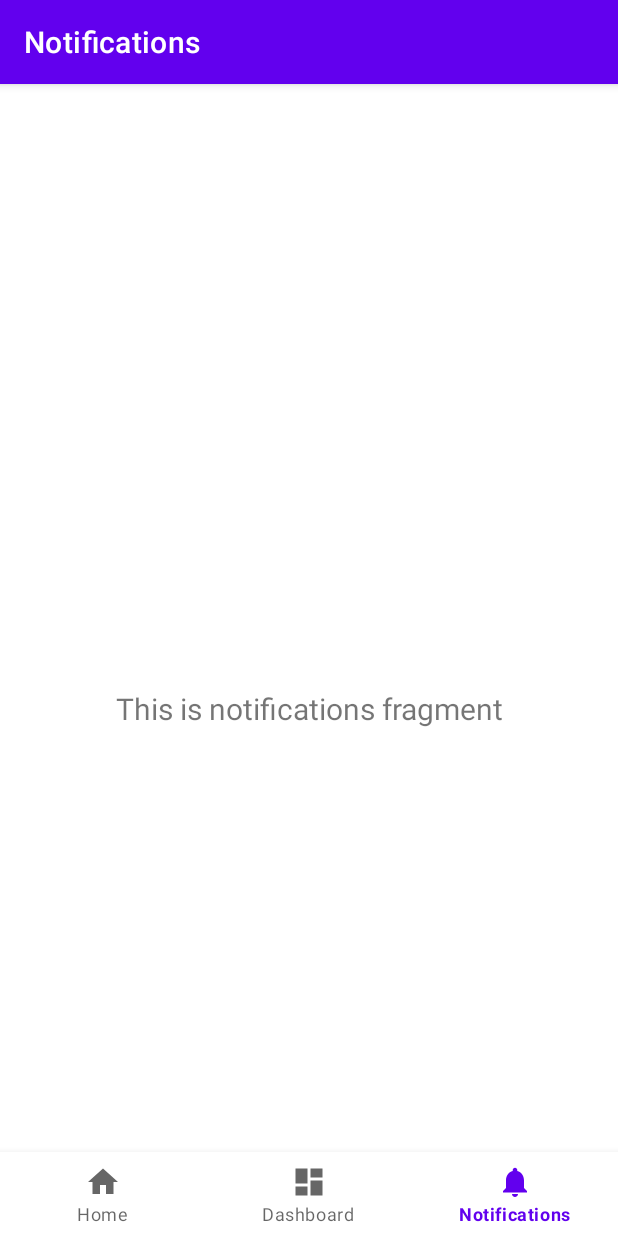
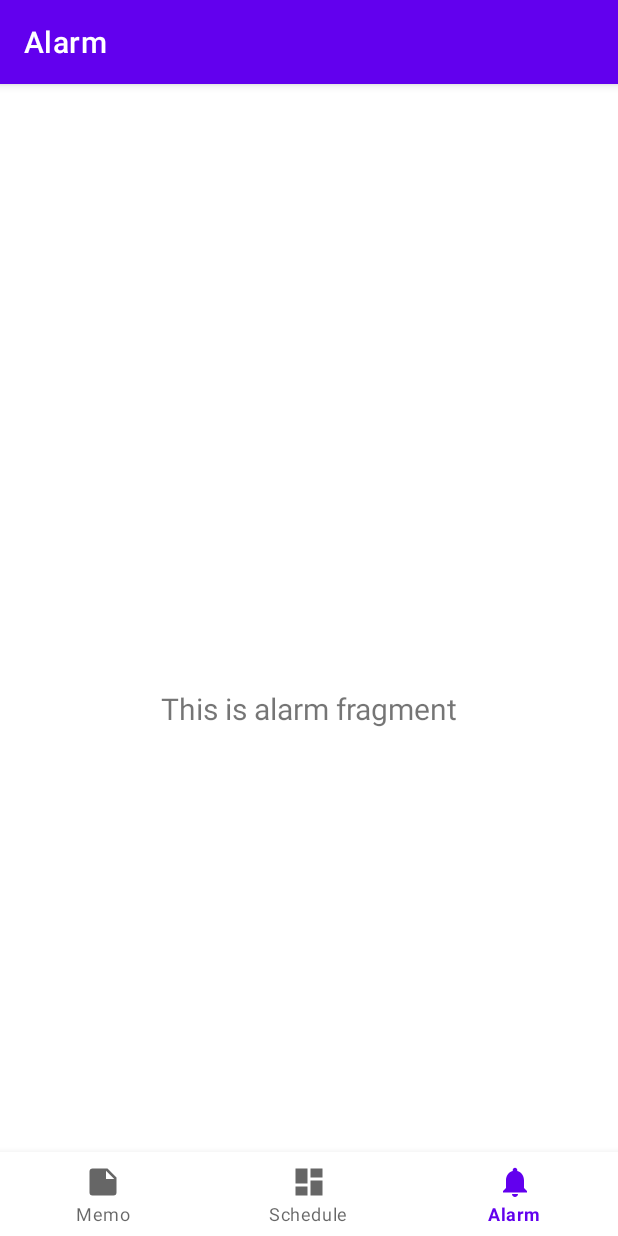
Before and after one commit to Potanu/MultiTool, an Android app: the AlarmFragment screen opened through its navigation route, item 3 of the bottom bar chosen, on a phone screen of 412 x 824 dp. Run offline under Robolectric (Android 15) with nearby library versions, the phone set to English and light mode, and no system bars; our stand-ins replace navigation-ui.

Commit message:
デフォルト文言の修正など

```diff
--- a/app/src/main/java/com/example/multitool/MainActivity.java
+++ b/app/src/main/java/com/example/multitool/MainActivity.java
@@ -27,7 +27,7 @@ public class MainActivity extends AppCompatActivity {
         // Passing each menu ID as a set of Ids because each
         // menu should be considered as top level destinations.
         AppBarConfiguration appBarConfiguration = new AppBarConfiguration.Builder(
-                R.id.navigation_home, R.id.navigation_dashboard, R.id.navigation_notifications)
+                R.id.navigation_memo, R.id.navigation_schedule, R.id.navigation_alarm)
                 .build();
         NavController navController = Navigation.findNavController(this, R.id.nav_host_fragment_activity_main);
         NavigationUI.setupActionBarWithNavController(this, navController, appBarConfiguration);
--- a/app/src/main/java/com/example/multitool/ui/dashboard/DashboardFragment.java
+++ b/app/src/main/java/com/example/multitool/ui/Alarm/AlarmFragment.java
@@ -1,4 +1,4 @@
-package com.example.multitool.ui.dashboard;
+package com.example.multitool.ui.Alarm;
 
 import android.os.Bundle;
 import android.view.LayoutInflater;
@@ -10,22 +10,22 @@ import androidx.annotation.NonNull;
 import androidx.fragment.app.Fragment;
 import androidx.lifecycle.ViewModelProvider;
 
-import com.example.multitool.databinding.FragmentDashboardBinding;
+import com.example.multitool.databinding.FragmentAlarmBinding;
 
-public class DashboardFragment extends Fragment {
+public class AlarmFragment extends Fragment {
 
-    private FragmentDashboardBinding binding;
+    private FragmentAlarmBinding binding;
 
     public View onCreateView(@NonNull LayoutInflater inflater,
                              ViewGroup container, Bundle savedInstanceState) {
-        DashboardViewModel dashboardViewModel =
-                new ViewModelProvider(this).get(DashboardViewModel.class);
+        AlarmViewModel alarmViewModel =
+                new ViewModelProvider(this).get(AlarmViewModel.class);
 
-        binding = FragmentDashboardBinding.inflate(inflater, container, false);
+        binding = FragmentAlarmBinding.inflate(inflater, container, false);
         View root = binding.getRoot();
 
-        final TextView textView = binding.textDashboard;
-        dashboardViewModel.getText().observe(getViewLifecycleOwner(), textView::setText);
+        final TextView textView = binding.textNotifications;
+        alarmViewModel.getText().observe(getViewLifecycleOwner(), textView::setText);
         return root;
     }
 
--- a/app/src/main/java/com/example/multitool/ui/home/HomeViewModel.java
+++ b/app/src/main/java/com/example/multitool/ui/Alarm/AlarmViewModel.java
@@ -1,16 +1,16 @@
-package com.example.multitool.ui.home;
+package com.example.multitool.ui.Alarm;
 
 import androidx.lifecycle.LiveData;
 import androidx.lifecycle.MutableLiveData;
 import androidx.lifecycle.ViewModel;
 
-public class HomeViewModel extends ViewModel {
+public class AlarmViewModel extends ViewModel {
 
     private final MutableLiveData<String> mText;
 
-    public HomeViewModel() {
+    public AlarmViewModel() {
         mText = new MutableLiveData<>();
-        mText.setValue("This is home fragment");
+        mText.setValue("This is alarm fragment");
     }
 
     public LiveData<String> getText() {
--- a/app/src/main/java/com/example/multitool/ui/home/HomeFragment.java
+++ b/app/src/main/java/com/example/multitool/ui/Memo/MemoFragment.java
@@ -1,4 +1,4 @@
-package com.example.multitool.ui.home;
+package com.example.multitool.ui.Memo;
 
 import android.os.Bundle;
 import android.view.LayoutInflater;
@@ -10,22 +10,22 @@ import androidx.annotation.NonNull;
 import androidx.fragment.app.Fragment;
 import androidx.lifecycle.ViewModelProvider;
 
-import com.example.multitool.databinding.FragmentHomeBinding;
+import com.example.multitool.databinding.FragmentMemoBinding;
 
-public class HomeFragment extends Fragment {
+public class MemoFragment extends Fragment {
 
-    private FragmentHomeBinding binding;
+    private FragmentMemoBinding binding;
 
     public View onCreateView(@NonNull LayoutInflater inflater,
                              ViewGroup container, Bundle savedInstanceState) {
-        HomeViewModel homeViewModel =
-                new ViewModelProvider(this).get(HomeViewModel.class);
+        MemoViewModel memoViewModel =
+                new ViewModelProvider(this).get(MemoViewModel.class);
 
-        binding = FragmentHomeBinding.inflate(inflater, container, false);
+        binding = FragmentMemoBinding.inflate(inflater, container, false);
         View root = binding.getRoot();
 
-        final TextView textView = binding.textHome;
-        homeViewModel.getText().observe(getViewLifecycleOwner(), textView::setText);
+        final TextView textView = binding.textDashboard;
+        memoViewModel.getText().observe(getViewLifecycleOwner(), textView::setText);
         return root;
     }
 
--- a/app/src/main/java/com/example/multitool/ui/notifications/NotificationsViewModel.java
+++ b/app/src/main/java/com/example/multitool/ui/Memo/MemoViewModel.java
@@ -1,16 +1,16 @@
-package com.example.multitool.ui.notifications;
+package com.example.multitool.ui.Memo;
 
 import androidx.lifecycle.LiveData;
 import androidx.lifecycle.MutableLiveData;
 import androidx.lifecycle.ViewModel;
 
-public class NotificationsViewModel extends ViewModel {
+public class MemoViewModel extends ViewModel {
 
     private final MutableLiveData<String> mText;
 
-    public NotificationsViewModel() {
+    public MemoViewModel() {
         mText = new MutableLiveData<>();
-        mText.setValue("This is notifications fragment");
+        mText.setValue("This is memo fragment");
     }
 
     public LiveData<String> getText() {
--- a/app/src/main/java/com/example/multitool/ui/notifications/NotificationsFragment.java
+++ b/app/src/main/java/com/example/multitool/ui/Schedule/ScheduleFragment.java
@@ -1,4 +1,4 @@
-package com.example.multitool.ui.notifications;
+package com.example.multitool.ui.Schedule;
 
 import android.os.Bundle;
 import android.view.LayoutInflater;
@@ -10,22 +10,22 @@ import androidx.annotation.NonNull;
 import androidx.fragment.app.Fragment;
 import androidx.lifecycle.ViewModelProvider;
 
-import com.example.multitool.databinding.FragmentNotificationsBinding;
+import com.example.multitool.databinding.FragmentScheduleBinding;
 
-public class NotificationsFragment extends Fragment {
+public class ScheduleFragment extends Fragment {
 
-    private FragmentNotificationsBinding binding;
+    private FragmentScheduleBinding binding;
 
     public View onCreateView(@NonNull LayoutInflater inflater,
                              ViewGroup container, Bundle savedInstanceState) {
-        NotificationsViewModel notificationsViewModel =
-                new ViewModelProvider(this).get(NotificationsViewModel.class);
+        ScheduleViewModel scheduleViewModel =
+                new ViewModelProvider(this).get(ScheduleViewModel.class);
 
-        binding = FragmentNotificationsBinding.inflate(inflater, container, false);
+        binding = FragmentScheduleBinding.inflate(inflater, container, false);
         View root = binding.getRoot();
 
-        final TextView textView = binding.textNotifications;
-        notificationsViewModel.getText().observe(getViewLifecycleOwner(), textView::setText);
+        final TextView textView = binding.textHome;
+        scheduleViewModel.getText().observe(getViewLifecycleOwner(), textView::setText);
         return root;
     }
 
--- a/app/src/main/java/com/example/multitool/ui/dashboard/DashboardViewModel.java
+++ b/app/src/main/java/com/example/multitool/ui/Schedule/ScheduleViewModel.java
@@ -1,16 +1,16 @@
-package com.example.multitool.ui.dashboard;
+package com.example.multitool.ui.Schedule;
 
 import androidx.lifecycle.LiveData;
 import androidx.lifecycle.MutableLiveData;
 import androidx.lifecycle.ViewModel;
 
-public class DashboardViewModel extends ViewModel {
+public class ScheduleViewModel extends ViewModel {
 
     private final MutableLiveData<String> mText;
 
-    public DashboardViewModel() {
+    public ScheduleViewModel() {
         mText = new MutableLiveData<>();
-        mText.setValue("This is dashboard fragment");
+        mText.setValue("This is schedule fragment");
     }
 
     public LiveData<String> getText() {
--- /dev/null
+++ b/app/src/main/res/drawable/ic_note_black_24dp.xml
@@ -0,0 +1,9 @@
+<vector xmlns:android="http://schemas.android.com/apk/res/android"
+    android:width="24dp"
+    android:height="24dp"
+    android:viewportWidth="24"
+    android:viewportHeight="24">
+  <path
+      android:fillColor="#FF000000"
+      android:pathData="M14,10V4.5L19.5,10M5,3C3.89,3 3,3.89 3,5V19A2,2 0,0 0,5 21H19A2,2 0,0 0,21 19V9L15,3H5Z"/>
+</vector>
--- a/app/src/main/res/layout/fragment_notifications.xml
+++ b/app/src/main/res/layout/fragment_alarm.xml
@@ -4,7 +4,7 @@
     xmlns:tools="http://schemas.android.com/tools"
     android:layout_width="match_parent"
     android:layout_height="match_parent"
-    tools:context=".ui.notifications.NotificationsFragment">
+    tools:context=".ui.Alarm.AlarmFragment">
 
     <TextView
         android:id="@+id/text_notifications"
--- a/app/src/main/res/layout/fragment_home.xml
+++ b/app/src/main/res/layout/fragment_memo.xml
@@ -4,10 +4,10 @@
     xmlns:tools="http://schemas.android.com/tools"
     android:layout_width="match_parent"
     android:layout_height="match_parent"
-    tools:context=".ui.home.HomeFragment">
+    tools:context=".ui.Schedule.ScheduleFragment">
 
     <TextView
-        android:id="@+id/text_home"
+        android:id="@+id/text_dashboard"
         android:layout_width="match_parent"
         android:layout_height="wrap_content"
         android:layout_marginStart="8dp"
--- a/app/src/main/res/layout/fragment_dashboard.xml
+++ b/app/src/main/res/layout/fragment_schedule.xml
@@ -4,10 +4,10 @@
     xmlns:tools="http://schemas.android.com/tools"
     android:layout_width="match_parent"
     android:layout_height="match_parent"
-    tools:context=".ui.dashboard.DashboardFragment">
+    tools:context=".ui.Memo.MemoFragment">
 
     <TextView
-        android:id="@+id/text_dashboard"
+        android:id="@+id/text_home"
         android:layout_width="match_parent"
         android:layout_height="wrap_content"
         android:layout_marginStart="8dp"
--- a/app/src/main/res/menu/bottom_nav_menu.xml
+++ b/app/src/main/res/menu/bottom_nav_menu.xml
@@ -2,18 +2,18 @@
 <menu xmlns:android="http://schemas.android.com/apk/res/android">
 
     <item
-        android:id="@+id/navigation_home"
-        android:icon="@drawable/ic_home_black_24dp"
-        android:title="@string/title_home" />
+        android:id="@+id/navigation_memo"
+        android:icon="@drawable/ic_note_black_24dp"
+        android:title="@string/title_memo" />
 
     <item
-        android:id="@+id/navigation_dashboard"
+        android:id="@+id/navigation_schedule"
         android:icon="@drawable/ic_dashboard_black_24dp"
-        android:title="@string/title_dashboard" />
+        android:title="@string/title_schedule" />
 
     <item
-        android:id="@+id/navigation_notifications"
+        android:id="@+id/navigation_alarm"
         android:icon="@drawable/ic_notifications_black_24dp"
-        android:title="@string/title_notifications" />
+        android:title="@string/title_alarm" />
 
 </menu>
--- a/app/src/main/res/navigation/mobile_navigation.xml
+++ b/app/src/main/res/navigation/mobile_navigation.xml
@@ -3,23 +3,23 @@
     xmlns:app="http://schemas.android.com/apk/res-auto"
     xmlns:tools="http://schemas.android.com/tools"
     android:id="@+id/mobile_navigation"
-    app:startDestination="@+id/navigation_home">
+    app:startDestination="@+id/navigation_memo">
 
     <fragment
-        android:id="@+id/navigation_home"
-        android:name="com.example.multitool.ui.home.HomeFragment"
-        android:label="@string/title_home"
-        tools:layout="@layout/fragment_home" />
+        android:id="@+id/navigation_memo"
+        android:name="com.example.multitool.ui.Memo.MemoFragment"
+        android:label="@string/title_memo"
+        tools:layout="@layout/fragment_schedule" />
 
     <fragment
-        android:id="@+id/navigation_dashboard"
-        android:name="com.example.multitool.ui.dashboard.DashboardFragment"
-        android:label="@string/title_dashboard"
-        tools:layout="@layout/fragment_dashboard" />
+        android:id="@+id/navigation_schedule"
+        android:name="com.example.multitool.ui.Schedule.ScheduleFragment"
+        android:label="@string/title_schedule"
+        tools:layout="@layout/fragment_memo" />
 
     <fragment
-        android:id="@+id/navigation_notifications"
-        android:name="com.example.multitool.ui.notifications.NotificationsFragment"
-        android:label="@string/title_notifications"
-        tools:layout="@layout/fragment_notifications" />
+        android:id="@+id/navigation_alarm"
+        android:name="com.example.multitool.ui.Alarm.AlarmFragment"
+        android:label="@string/title_alarm"
+        tools:layout="@layout/fragment_alarm" />
 </navigation>
--- a/app/src/main/res/values/strings.xml
+++ b/app/src/main/res/values/strings.xml
@@ -1,6 +1,6 @@
 <resources>
     <string name="app_name">MultiTool</string>
-    <string name="title_home">Home</string>
-    <string name="title_dashboard">Dashboard</string>
-    <string name="title_notifications">Notifications</string>
+    <string name="title_memo">Memo</string>
+    <string name="title_schedule">Schedule</string>
+    <string name="title_alarm">Alarm</string>
 </resources>
```
Also changed, not shown: 1 other file.
